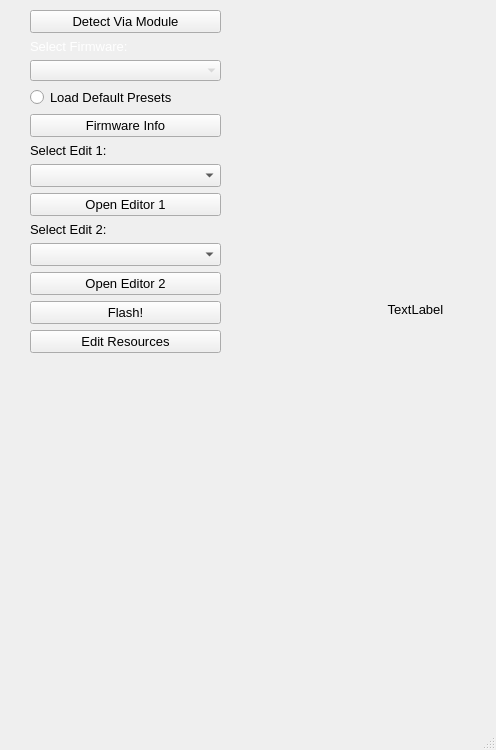
Qt form mainwindow.ui (starlingcode/viaflash) before a commit.
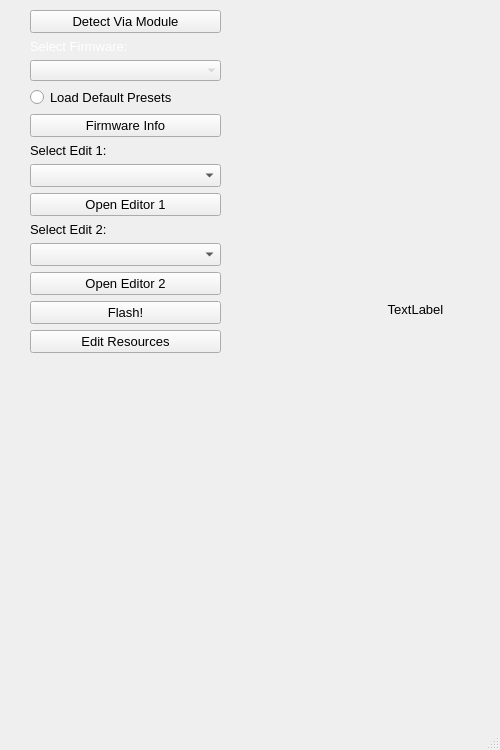
The same form after that commit.

The edit to the form file:
```diff
--- a/mainwindow.ui
+++ b/mainwindow.ui
@@ -6,7 +6,7 @@
    <rect>
     <x>0</x>
     <y>0</y>
-    <width>496</width>
+    <width>500</width>
     <height>750</height>
    </rect>
   </property>
@@ -18,7 +18,13 @@
   </property>
   <property name="minimumSize">
    <size>
-    <width>496</width>
+    <width>500</width>
+    <height>750</height>
+   </size>
+  </property>
+  <property name="maximumSize">
+   <size>
+    <width>500</width>
     <height>750</height>
    </size>
   </property>
```
